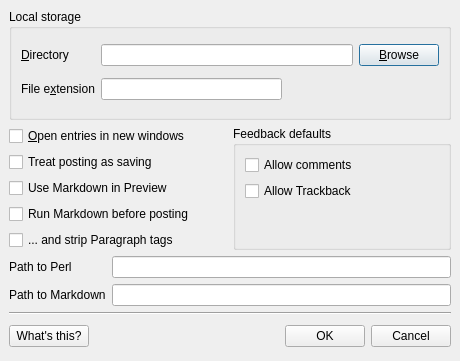
Qt form PrefsForm41.ui (IndigoJo/qtm-1.x) before a commit.
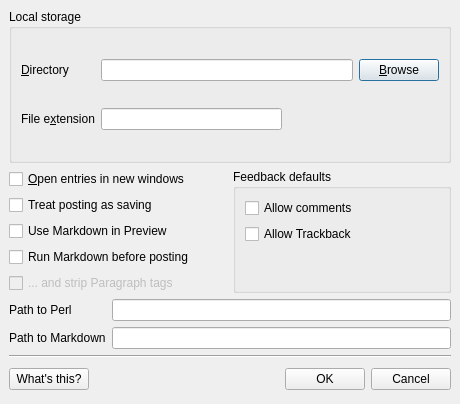
The same form after that commit.

Commit message: PrefsForm*.ui - Disabled chStripParaTags

```diff
--- a/PrefsForm41.ui
+++ b/PrefsForm41.ui
@@ -6,7 +6,7 @@
     <x>0</x>
     <y>0</y>
     <width>460</width>
-    <height>361</height>
+    <height>404</height>
    </rect>
   </property>
   <property name="windowTitle" >
@@ -169,6 +169,9 @@
      </item>
      <item row="4" column="0" >
       <widget class="QCheckBox" name="chStripParaTags" >
+       <property name="enabled" >
+        <bool>false</bool>
+       </property>
        <property name="whatsThis" >
         <string>Strip out paragraph tags (&amp;lt;p>) between running Markdown and posting the entry.  Use this if your blogging system converts line breaks automatically.</string>
        </property>
```
The commit also changes 1 other file.
